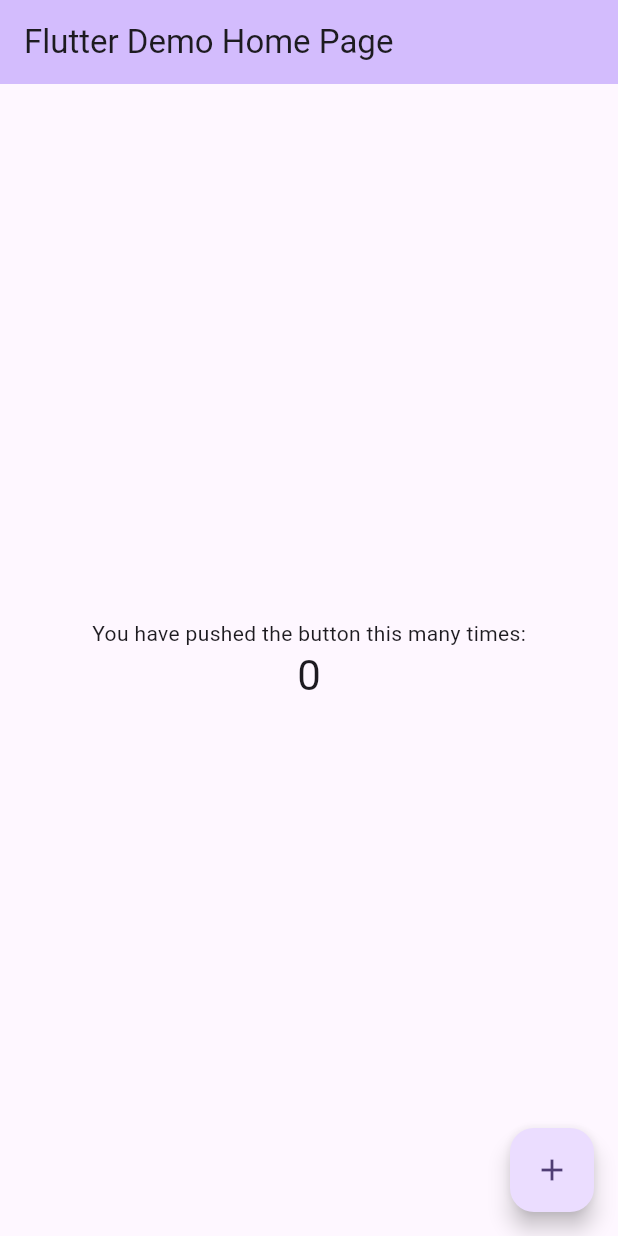
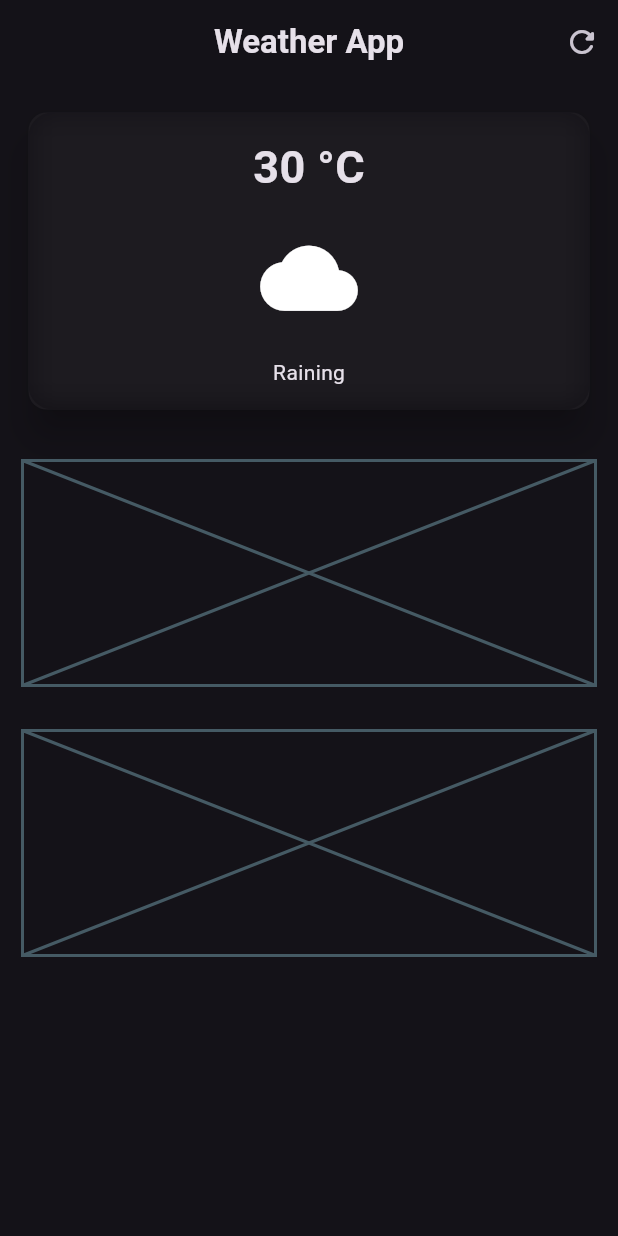
Before and after one commit to Manal-Mukarram/My-Weather-App, a Flutter app: the screen it shows after launch, on a phone screen of 412 x 824 dp. Run offline on Flutter 3.47's test engine with Material 3 defaults, Android fonts, the phone set to English and light mode, and no system bars.

Commit message:
worked on main card completed (UI only)

```diff
--- a/lib/main.dart
+++ b/lib/main.dart
@@ -1,4 +1,5 @@
 import 'package:flutter/material.dart';
+import 'package:weather_app/weather_screen.dart';
 
 void main() {
   runApp(const MyApp());
@@ -7,119 +8,12 @@ void main() {
 class MyApp extends StatelessWidget {
   const MyApp({super.key});
 
-  // This widget is the root of your application.
   @override
   Widget build(BuildContext context) {
     return MaterialApp(
-      title: 'Flutter Demo',
-      theme: ThemeData(
-        // This is the theme of your application.
-        //
-        // TRY THIS: Try running your application with "flutter run". You'll see
-        // the application has a blue toolbar. Then, without quitting the app,
-        // try changing the seedColor in the colorScheme below to Colors.green
-        // and then invoke "hot reload" (save your changes or press the "hot
-        // reload" button in a Flutter-supported IDE, or press "r" if you used
-        // the command line to start the app).
-        //
-        // Notice that the counter didn't reset back to zero; the application
-        // state is not lost during the reload. To reset the state, use hot
-        // restart instead.
-        //
-        // This works for code too, not just values: Most code changes can be
-        // tested with just a hot reload.
-        colorScheme: ColorScheme.fromSeed(seedColor: Colors.deepPurple),
-        useMaterial3: true,
-      ),
-      home: const MyHomePage(title: 'Flutter Demo Home Page'),
+      debugShowCheckedModeBanner: false, // removing debug tag
+      theme: ThemeData.dark(useMaterial3: true), // setting dark mode theme
+      home: const WeatherScreen(),
     );
   }
 }
-
-class MyHomePage extends StatefulWidget {
-  const MyHomePage({super.key, required this.title});
-
-  // This widget is the home page of your application. It is stateful, meaning
-  // that it has a State object (defined below) that contains fields that affect
-  // how it looks.
-
-  // This class is the configuration for the state. It holds the values (in this
-  // case the title) provided by the parent (in this case the App widget) and
-  // used by the build method of the State. Fields in a Widget subclass are
-  // always marked "final".
-
-  final String title;
-
-  @override
-  State<MyHomePage> createState() => _MyHomePageState();
-}
-
-class _MyHomePageState extends State<MyHomePage> {
-  int _counter = 0;
-
-  void _incrementCounter() {
-    setState(() {
-      // This call to setState tells the Flutter framework that something has
-      // changed in this State, which causes it to rerun the build method below
-      // so that the display can reflect the updated values. If we changed
-      // _counter without calling setState(), then the build method would not be
-      // called again, and so nothing would appear to happen.
-      _counter++;
-    });
-  }
-
-  @override
-  Widget build(BuildContext context) {
-    // This method is rerun every time setState is called, for instance as done
-    // by the _incrementCounter method above.
-    //
-    // The Flutter framework has been optimized to make rerunning build methods
-    // fast, so that you can just rebuild anything that needs updating rather
-    // than having to individually change instances of widgets.
-    return Scaffold(
-      appBar: AppBar(
-        // TRY THIS: Try changing the color here to a specific color (to
-        // Colors.amber, perhaps?) and trigger a hot reload to see the AppBar
-        // change color while the other colors stay the same.
-        backgroundColor: Theme.of(context).colorScheme.inversePrimary,
-        // Here we take the value from the MyHomePage object that was created by
-        // the App.build method, and use it to set our appbar title.
-        title: Text(widget.title),
-      ),
-      body: Center(
-        // Center is a layout widget. It takes a single child and positions it
-        // in the middle of the parent.
-        child: Column(
-          // Column is also a layout widget. It takes a list of children and
-          // arranges them vertically. By default, it sizes itself to fit its
-          // children horizontally, and tries to be as tall as its parent.
-          //
-          // Column has various properties to control how it sizes itself and
-          // how it positions its children. Here we use mainAxisAlignment to
-          // center the children vertically; the main axis here is the vertical
-          // axis because Columns are vertical (the cross axis would be
-          // horizontal).
-          //
-          // TRY THIS: Invoke "debug painting" (choose the "Toggle Debug Paint"
-          // action in the IDE, or press "p" in the console), to see the
-          // wireframe for each widget.
-          mainAxisAlignment: MainAxisAlignment.center,
-          children: <Widget>[
-            const Text(
-              'You have pushed the button this many times:',
-            ),
-            Text(
-              '$_counter',
-              style: Theme.of(context).textTheme.headlineMedium,
-            ),
-          ],
-        ),
-      ),
-      floatingActionButton: FloatingActionButton(
-        onPressed: _incrementCounter,
-        tooltip: 'Increment',
-        child: const Icon(Icons.add),
-      ), // This trailing comma makes auto-formatting nicer for build methods.
-    );
-  }
-}
--- /dev/null
+++ b/lib/weather_screen.dart
@@ -0,0 +1,89 @@
+import 'dart:ui';
+
+import 'package:flutter/material.dart';
+
+class WeatherScreen extends StatelessWidget {
+  const WeatherScreen({super.key});
+
+  @override
+  Widget build(BuildContext context) {
+    return Scaffold(
+      // ***** HEADER *****
+      appBar: AppBar(
+        title: const Text(
+          'Weather App',
+          style: TextStyle(fontWeight: FontWeight.bold),
+        ),
+        centerTitle: true,
+        actions: [
+          // actions are used for navigation properties such as profile or settings
+          IconButton(
+            onPressed: () {},
+            icon: const Icon(Icons.refresh_rounded),
+          )
+        ],
+      ),
+      body: Padding(
+        padding: const EdgeInsets.all(15.0),
+        child: Column(
+          children: [
+            // ***** MAIN CARD *****
+            SizedBox(
+              width: double.infinity, // to take the complete space on screen
+              child: Card(
+                elevation: 10,
+                child: ClipRRect(
+                  // creates 3D effect for the card
+                  borderRadius: BorderRadius.circular(16),
+                  child: BackdropFilter(
+                    filter: ImageFilter.blur(sigmaX: 10, sigmaY: 10),
+                    child: const Padding(
+                      padding:
+                          EdgeInsets.fromLTRB(0, 15, 0, 15), // for top-bottom
+                      child: Column(
+                        children: [
+                          Text(
+                            '30 °C',
+                            style: TextStyle(
+                              fontSize: 30,
+                              fontWeight: FontWeight.bold,
+                            ),
+                          ),
+                          SizedBox(
+                            height: 20,
+                          ),
+                          Icon(
+                            Icons.cloud,
+                            size: 65,
+                          ),
+                          SizedBox(
+                            height: 20,
+                          ),
+                          Text('Raining'),
+                        ],
+                      ),
+                    ),
+                  ),
+                ),
+              ),
+            ),
+            // ***** SMALL CARDS ******
+            const SizedBox(
+              height: 30,
+            ),
+            Placeholder(
+              fallbackHeight: 150,
+            ),
+            SizedBox(
+              height: 30,
+            ),
+            // ***** ADDITIONAL INFO *****
+            Placeholder(
+              fallbackHeight: 150,
+            )
+          ],
+        ),
+      ),
+    );
+  }
+}
```
